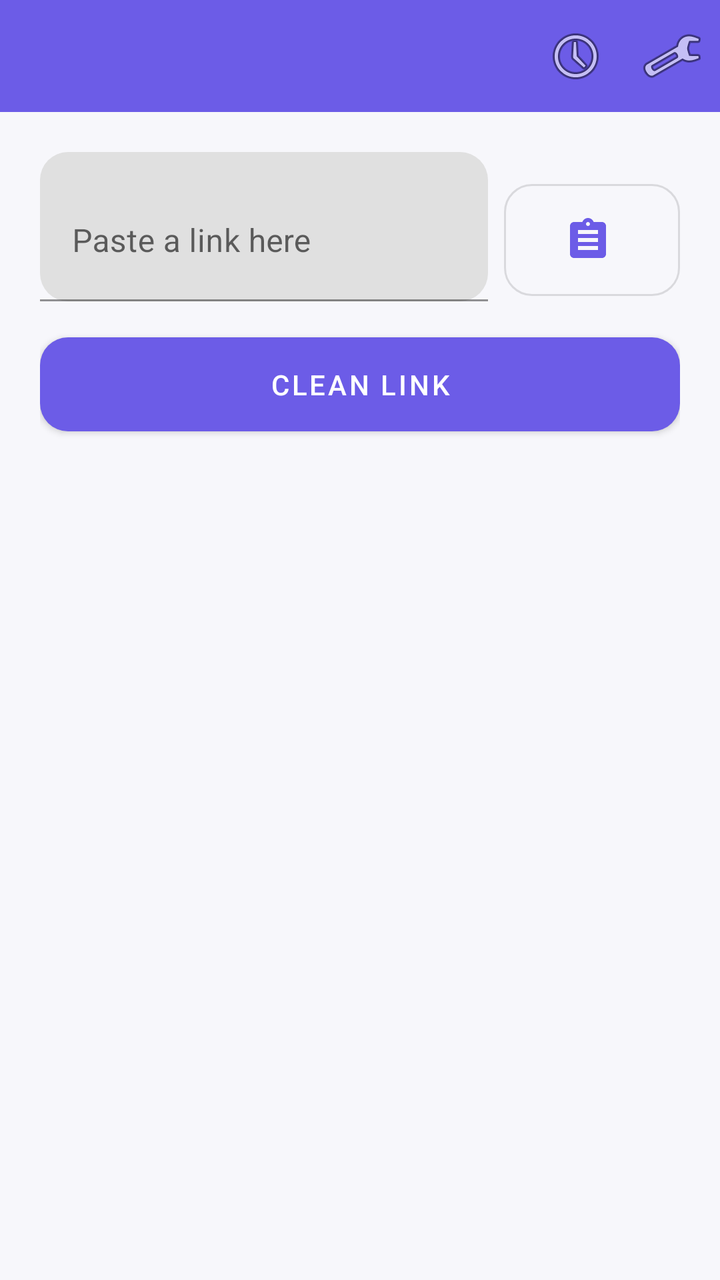
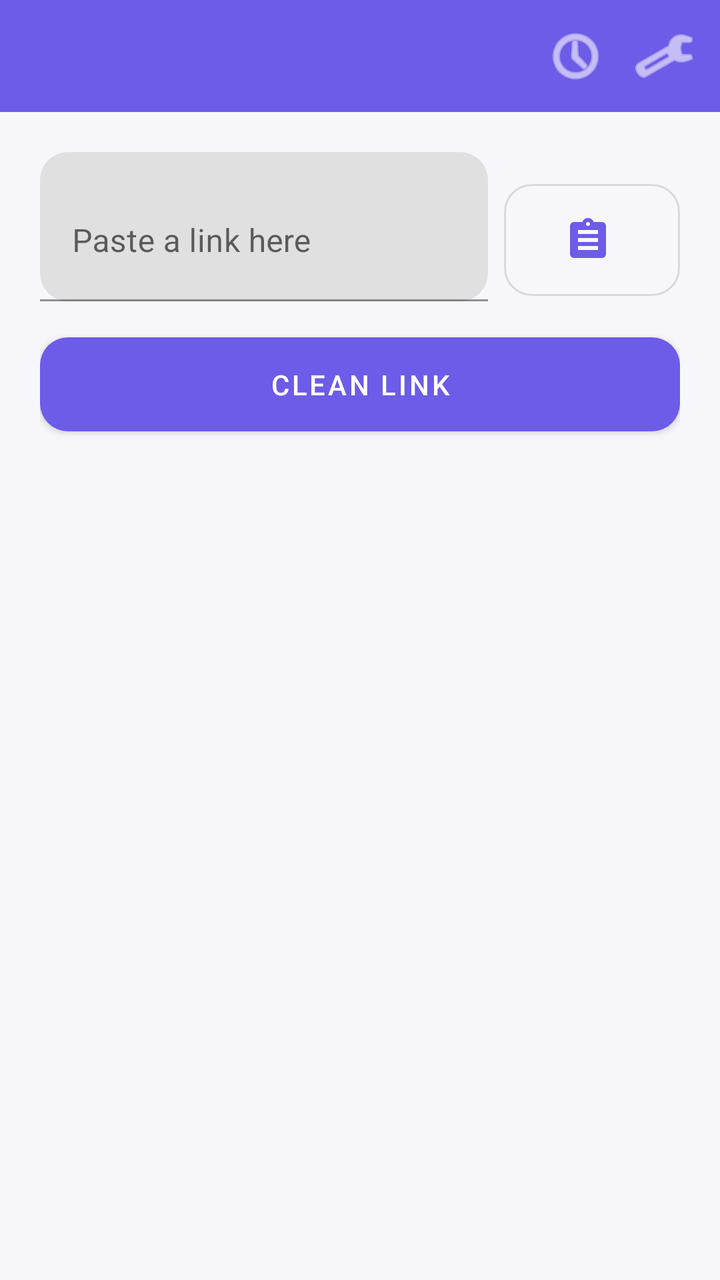

Before-and-after screenshots of an Android layout around one commit, followed by the original layout XML and the change that was made.
<!-- AndroidManifest.xml: application theme Theme.TrackerRemover -->
<!-- res/layout/activity_main.xml -->
<?xml version="1.0" encoding="utf-8"?>
<androidx.coordinatorlayout.widget.CoordinatorLayout
    xmlns:android="http://schemas.android.com/apk/res/android"
    xmlns:app="http://schemas.android.com/apk/res-auto"
    android:layout_width="match_parent"
    android:layout_height="match_parent"
    android:background="@color/bv_bg">

    <com.google.android.material.appbar.MaterialToolbar
        android:id="@+id/toolbar"
        android:layout_width="match_parent"
        android:layout_height="?attr/actionBarSize"
        android:background="@color/bv_purple"
        android:title="@string/app_name"
        android:titleTextColor="@color/white"
        app:menu="@menu/menu_main" />

    <androidx.core.widget.NestedScrollView
        android:layout_width="match_parent"
        android:layout_height="match_parent"
        android:layout_marginTop="?attr/actionBarSize"
        android:fillViewport="true">

        <LinearLayout
            android:layout_width="match_parent"
            android:layout_height="wrap_content"
            android:orientation="vertical"
            android:padding="20dp">

            <LinearLayout
                android:layout_width="match_parent"
                android:layout_height="wrap_content"
                android:orientation="horizontal"
                android:gravity="bottom">

                <com.google.android.material.textfield.TextInputLayout
                    android:id="@+id/inputLayout"
                    android:layout_width="0dp"
                    android:layout_height="wrap_content"
                    android:layout_weight="1"
                    android:hint="@string/hint_paste_link"
                    app:boxCornerRadiusTopStart="14dp"
                    app:boxCornerRadiusTopEnd="14dp"
                    app:boxCornerRadiusBottomStart="14dp"
                    app:boxCornerRadiusBottomEnd="14dp"
                    app:endIconMode="clear_text">

                    <com.google.android.material.textfield.TextInputEditText
                        android:id="@+id/linkInput"
                        android:layout_width="match_parent"
                        android:layout_height="wrap_content"
                        android:inputType="textUri|textMultiLine"
                        android:minLines="2"
                        android:maxLines="4" />
                </com.google.android.material.textfield.TextInputLayout>

                <com.google.android.material.button.MaterialButton
                    android:id="@+id/pasteButton"
                    style="@style/Widget.MaterialComponents.Button.OutlinedButton.Icon"
                    android:layout_width="wrap_content"
                    android:layout_height="56dp"
                    android:layout_marginStart="8dp"
                    android:layout_marginBottom="1dp"
                    android:contentDescription="@string/action_paste_clipboard"
                    android:insetTop="0dp"
                    android:insetBottom="0dp"
                    app:icon="@drawable/ic_paste"
                    app:iconPadding="0dp"
                    app:iconGravity="textStart"
                    app:cornerRadius="14dp" />
            </LinearLayout>

            <com.google.android.material.button.MaterialButton
                android:id="@+id/cleanButton"
                android:layout_width="match_parent"
                android:layout_height="wrap_content"
                android:layout_marginTop="12dp"
                android:paddingTop="14dp"
                android:paddingBottom="14dp"
                android:text="@string/action_clean"
                app:cornerRadius="14dp" />

            <ProgressBar
                android:id="@+id/progressBar"
                style="?android:attr/progressBarStyleSmall"
                android:layout_width="wrap_content"
                android:layout_height="wrap_content"
                android:layout_marginTop="16dp"
                android:layout_gravity="center_horizontal"
                android:visibility="gone" />

            <TextView
                android:id="@+id/statusText"
                android:layout_width="wrap_content"
                android:layout_height="wrap_content"
                android:layout_gravity="center_horizontal"
                android:layout_marginTop="8dp"
                android:textColor="@color/bv_text_secondary"
                android:visibility="gone" />

            <androidx.cardview.widget.CardView
                android:id="@+id/resultCard"
                android:layout_width="match_parent"
                android:layout_height="wrap_content"
                android:layout_marginTop="20dp"
                app:cardCornerRadius="16dp"
                app:cardElevation="2dp"
                app:cardBackgroundColor="@color/bv_surface"
                android:visibility="gone">

                <LinearLayout
                    android:layout_width="match_parent"
                    android:layout_height="wrap_content"
                    android:orientation="vertical"
                    android:padding="18dp">

                    <TextView
                        android:id="@+id/safetyBadge"
                        android:layout_width="wrap_content"
                        android:layout_height="wrap_content"
                        android:paddingHorizontal="10dp"
                        android:paddingVertical="4dp"
                        android:textColor="@color/white"
                        android:textSize="12sp"
                        android:visibility="gone" />

                    <TextView
                        android:layout_width="wrap_content"
                        android:layout_height="wrap_content"
                        android:layout_marginTop="10dp"
                        android:text="@string/label_cleaned"
                        android:textColor="@color/bv_text_secondary"
                        android:textSize="12sp" />

                    <TextView
                        android:id="@+id/cleanedUrlText"
                        android:layout_width="match_parent"
                        android:layout_height="wrap_content"
                        android:layout_marginTop="2dp"
                        android:textColor="@color/bv_text_primary"
                        android:textIsSelectable="true"
                        android:textSize="15sp" />

                    <View
                        android:layout_width="match_parent"
                        android:layout_height="1dp"
                        android:layout_marginVertical="14dp"
                        android:background="@color/bv_divider" />

                    <TextView
                        android:id="@+id/removedParamsText"
                        android:layout_width="match_parent"
                        android:layout_height="wrap_content"
                        android:textColor="@color/bv_text_secondary"
                        android:textSize="13sp" />

                    <TextView
                        android:id="@+id/safetyReasonsText"
                        android:layout_width="match_parent"
                        android:layout_height="wrap_content"
                        android:layout_marginTop="6dp"
                        android:textColor="@color/bv_text_secondary"
                        android:textSize="13sp"
                        android:visibility="gone" />

                    <TextView
                        android:id="@+id/descriptionLabel"
                        android:layout_width="wrap_content"
                        android:layout_height="wrap_content"
                        android:layout_marginTop="14dp"
                        android:text="@string/label_why_this_matters"
                        android:textColor="@color/bv_text_secondary"
                        android:textSize="12sp"
                        android:textStyle="bold"
                        android:visibility="gone" />

                    <TextView
                        android:id="@+id/descriptionText"
                        android:layout_width="match_parent"
                        android:layout_height="wrap_content"
                        android:layout_marginTop="4dp"
                        android:textColor="@color/bv_text_secondary"
                        android:textSize="13sp"
                        android:visibility="gone" />

                    <LinearLayout
                        android:layout_width="match_parent"
                        android:layout_height="wrap_content"
                        android:layout_marginTop="16dp"
                        android:orientation="horizontal">

                        <com.google.android.material.button.MaterialButton
                            android:id="@+id/copyButton"
                            style="@style/Widget.MaterialComponents.Button.OutlinedButton"
                            android:layout_width="0dp"
                            android:layout_height="wrap_content"
                            android:layout_weight="1"
                            android:layout_marginEnd="6dp"
                            android:text="@string/action_copy" />

                        <com.google.android.material.button.MaterialButton
                            android:id="@+id/shareButton"
                            style="@style/Widget.MaterialComponents.Button.OutlinedButton"
                            android:layout_width="0dp"
                            android:layout_height="wrap_content"
                            android:layout_weight="1"
                            android:layout_marginStart="6dp"
                            android:layout_marginEnd="6dp"
                            android:text="@string/action_share" />

                        <com.google.android.material.button.MaterialButton
                            android:id="@+id/openButton"
                            android:layout_width="0dp"
                            android:layout_height="wrap_content"
                            android:layout_weight="1"
                            android:layout_marginStart="6dp"
                            android:text="@string/action_open" />
                    </LinearLayout>
                </LinearLayout>
            </androidx.cardview.widget.CardView>

            <LinearLayout
                android:id="@+id/recentSection"
                android:layout_width="match_parent"
                android:layout_height="wrap_content"
                android:orientation="vertical"
                android:layout_marginTop="24dp"
                android:visibility="gone">

                <LinearLayout
                    android:layout_width="match_parent"
                    android:layout_height="wrap_content"
                    android:orientation="horizontal"
                    android:gravity="center_vertical"
                    android:layout_marginBottom="8dp">

                    <TextView
                        android:layout_width="0dp"
                        android:layout_height="wrap_content"
                        android:layout_weight="1"
                        android:text="@string/recent_section_title"
                        android:textColor="@color/bv_text_secondary"
                        android:textSize="13sp"
                        android:textStyle="bold" />

                    <TextView
                        android:id="@+id/seeAllText"
                        android:layout_width="wrap_content"
                        android:layout_height="wrap_content"
                        android:text="@string/recent_see_all"
                        android:textColor="@color/bv_purple"
                        android:textSize="13sp"
                        android:textStyle="bold" />
                </LinearLayout>

                <androidx.recyclerview.widget.RecyclerView
                    android:id="@+id/recentList"
                    android:layout_width="match_parent"
                    android:layout_height="wrap_content"
                    android:nestedScrollingEnabled="false" />
            </LinearLayout>
        </LinearLayout>
    </androidx.core.widget.NestedScrollView>
</androidx.coordinatorlayout.widget.CoordinatorLayout>
<!-- resources referenced by this layout -->
<resources>
  <color name="bv_bg">#F7F7FB</color>
  <color name="bv_divider">#E7E7EF</color>
  <color name="bv_purple">#6C5CE7</color>
  <color name="bv_surface">#FFFFFF</color>
  <color name="bv_text_primary">#1B1B22</color>
  <color name="bv_text_secondary">#6B6B76</color>
  <color name="white">#FFFFFF</color>
  <!-- drawable ic_paste (drawable) -->
  <?xml version="1.0" encoding="utf-8"?>
  <vector xmlns:android="http://schemas.android.com/apk/res/android"
      android:width="24dp"
      android:height="24dp"
      android:viewportWidth="24"
      android:viewportHeight="24"
      android:tint="?attr/colorPrimary">
      <path
          android:fillColor="@android:color/black"
          android:pathData="M19,3h-4.18C14.4,1.84 13.3,1 12,1S9.6,1.84 9.18,3H5C3.9,3 3,3.9 3,5v14c0,1.1 0.9,2 2,2h14c1.1,0 2,-0.9 2,-2V5C21,3.9 20.1,3 19,3zM12,3c0.55,0 1,0.45 1,1s-0.45,1 -1,1 -1,-0.45 -1,-1 0.45,-1 1,-1zM7,7h10v2H7V7zM17,17H7v-2h10V17zM17,13H7v-2h10V13z" />
  </vector>
  <string name="action_clean">Clean link</string>
  <string name="action_copy">Copy</string>
  <string name="action_open">Open</string>
  <string name="action_paste_clipboard">Paste from clipboard</string>
  <string name="action_share">Share</string>
  <string name="app_name">Tracker Remover</string>
  <string name="hint_paste_link">Paste a link here</string>
  <string name="label_cleaned">Cleaned</string>
  <string name="label_why_this_matters">Why this matters</string>
  <string name="recent_section_title">Recent</string>
  <string name="recent_see_all">See all</string>
  <style name="Theme.TrackerRemover" parent="Theme.MaterialComponents.DayNight.NoActionBar">
          <item name="colorPrimary">@color/bv_purple</item>
          <item name="colorPrimaryDark">@color/bv_purple_dark</item>
          <item name="colorAccent">@color/bv_purple</item>
          <item name="android:windowBackground">@color/bv_bg</item>
          <item name="colorOnPrimary">@color/white</item>
      </style>
  <color name="bv_purple_dark">#4A3FB8</color>
</resources>

<!-- the commit's change to res/layout/activity_main.xml (unified diff, before → after) -->
@@ -12,8 +12,30 @@
         android:layout_height="?attr/actionBarSize"
         android:background="@color/bv_purple"
         android:title="@string/app_name"
-        android:titleTextColor="@color/white"
-        app:menu="@menu/menu_main" />
+        android:titleTextColor="@color/white">
+
+        <ImageButton
+            android:id="@+id/settingsButton"
+            android:layout_width="40dp"
+            android:layout_height="40dp"
+            android:layout_gravity="end"
+            android:layout_marginEnd="8dp"
+            android:background="?attr/selectableItemBackgroundBorderless"
+            android:contentDescription="@string/menu_settings"
+            android:src="@android:drawable/ic_menu_preferences"
+            app:tint="@color/white" />
+
+        <ImageButton
+            android:id="@+id/historyButton"
+            android:layout_width="40dp"
+            android:layout_height="40dp"
+            android:layout_gravity="end"
+            android:layout_marginEnd="4dp"
+            android:background="?attr/selectableItemBackgroundBorderless"
+            android:contentDescription="@string/menu_history"
+            android:src="@android:drawable/ic_menu_recent_history"
+            app:tint="@color/white" />
+    </com.google.android.material.appbar.MaterialToolbar>
 
     <androidx.core.widget.NestedScrollView
         android:layout_width="match_parent"
<!-- resource entries referenced after the edit -->
@@ -28,6 +28,8 @@
   <string name="hint_paste_link">Paste a link here</string>
   <string name="label_cleaned">Cleaned</string>
   <string name="label_why_this_matters">Why this matters</string>
+  <string name="menu_history">History</string>
+  <string name="menu_settings">Settings</string>
   <string name="recent_section_title">Recent</string>
   <string name="recent_see_all">See all</string>
   <style name="Theme.TrackerRemover" parent="Theme.MaterialComponents.DayNight.NoActionBar">
